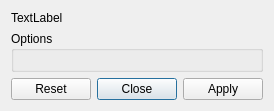
First picture: the form in dialogs/plugin.ui, repository veusz/veusz, before the edit.
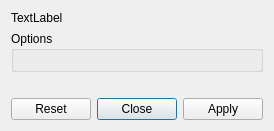
Second picture: the form after the edit.

Commit message: Show results from running plugins in plugin dialog

Patch:
```diff
--- a/dialogs/plugin.ui
+++ b/dialogs/plugin.ui
@@ -30,6 +30,13 @@
      <layout class="QGridLayout" name="gridLayout"/>
     </widget>
    </item>
+   <item>
+    <widget class="QLabel" name="notifyLabel">
+     <property name="text">
+      <string/>
+     </property>
+    </widget>
+   </item>
    <item>
     <widget class="QDialogButtonBox" name="buttonBox">
      <property name="orientation">
```
The commit also changes 1 other file.
